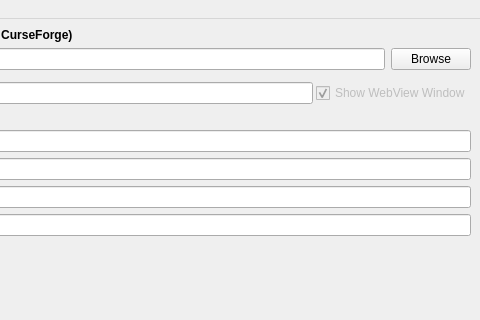
Old version of the form ui/importer.ui in the repository MB3hel/CFModpackImporter; both pictures show x 179 to 659 and y 0 to 320 of the 659 by 423 pixel window.
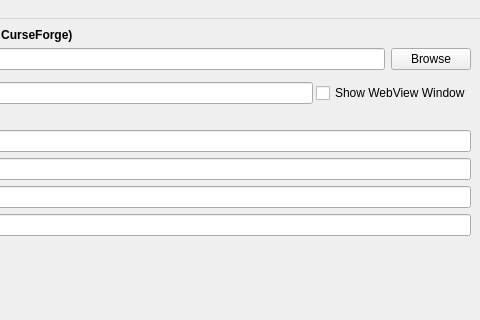
New version of the form. Icons and pictures are not drawn.

Commit message: Fix not moving to next mod in downloaders when finished

Patch:
```diff
--- a/ui/importer.ui
+++ b/ui/importer.ui
@@ -71,13 +71,13 @@
        <item>
         <widget class="QCheckBox" name="cbx_show_webview">
          <property name="enabled">
-          <bool>false</bool>
+          <bool>true</bool>
          </property>
          <property name="text">
           <string>Show WebView Window</string>
          </property>
          <property name="checked">
-          <bool>true</bool>
+          <bool>false</bool>
          </property>
         </widget>
        </item>
```
The commit also changes 2 other files.
